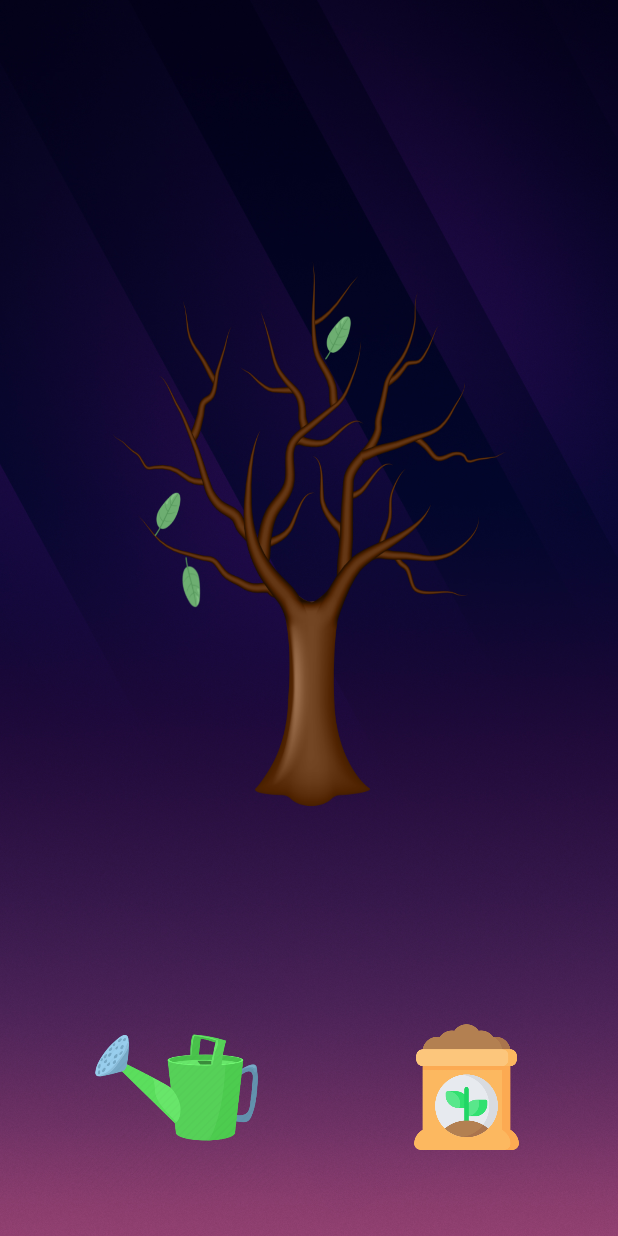
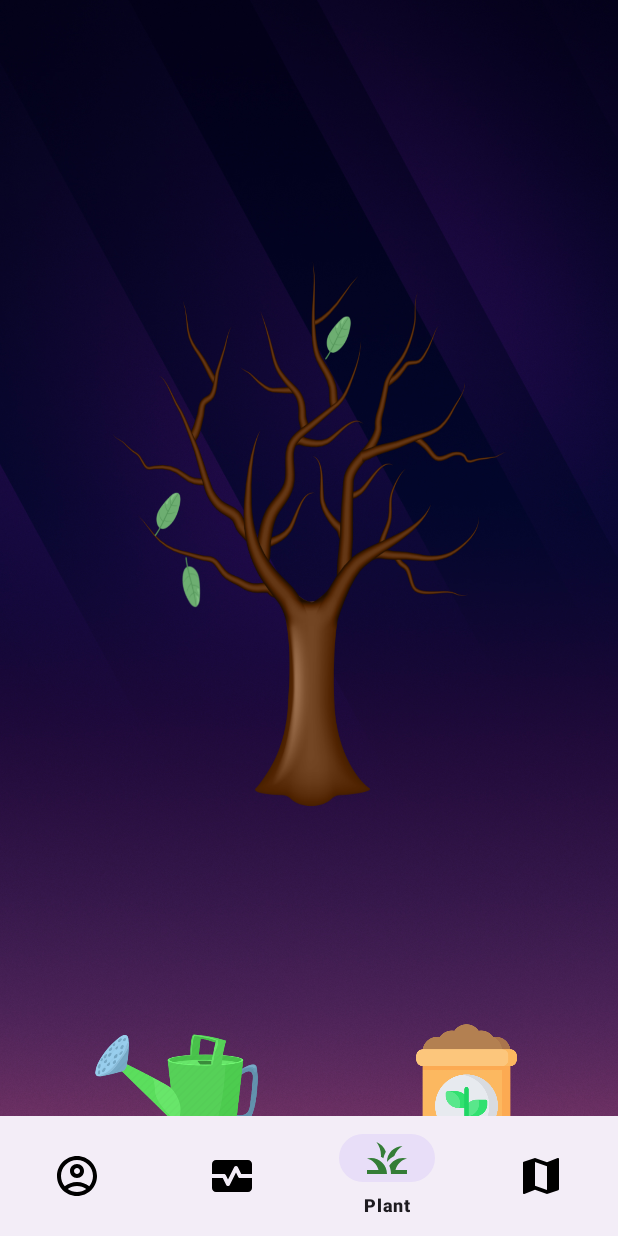
Before and after one commit to BurnGo/ActivityApp, an Android app: the TreeActivity screen opened directly, with no data from a screen before it, on a phone screen of 412 x 824 dp. Run offline under Robolectric (Android 15) with nearby library versions, the phone set to English and light mode, and no system bars; Roboto replaces fonts that are not available here.

Commit message:
Adapted navbar to tree logic

```diff
--- a/app/src/main/res/layout/activity_tree.xml
+++ b/app/src/main/res/layout/activity_tree.xml
@@ -40,4 +40,15 @@
         app:layout_constraintStart_toStartOf="parent"
         app:layout_constraintTop_toBottomOf="@+id/treeImageView"
         app:srcCompat="@drawable/fertilizer" />
+
+    <com.google.android.material.bottomnavigation.BottomNavigationView
+        android:layout_width="0dp"
+        android:id="@+id/bottom_nava"
+        android:layout_height="wrap_content"
+        app:layout_constraintBottom_toBottomOf="parent"
+        app:layout_constraintEnd_toEndOf="parent"
+        app:layout_constraintStart_toStartOf="parent"
+        app:menu="@menu/bottom_nav"
+        app:itemIconSize="32dp"
+        app:itemIconTint="@drawable/nav_button_background"/>
 </androidx.constraintlayout.widget.ConstraintLayout>
```
Also changed, not shown: app/src/main/java/com/activityapp/burngo/MainActivity.kt (+4 -4 lines), app/src/main/java/com/activityapp/burngo/SettingsActivity.kt (+4 -4 lines), app/src/main/java/com/activityapp/burngo/StatisticActivity.kt (+4 -4 lines), app/src/main/java/com/activityapp/burngo/TreeActivity.kt (+24 -0 lines).
